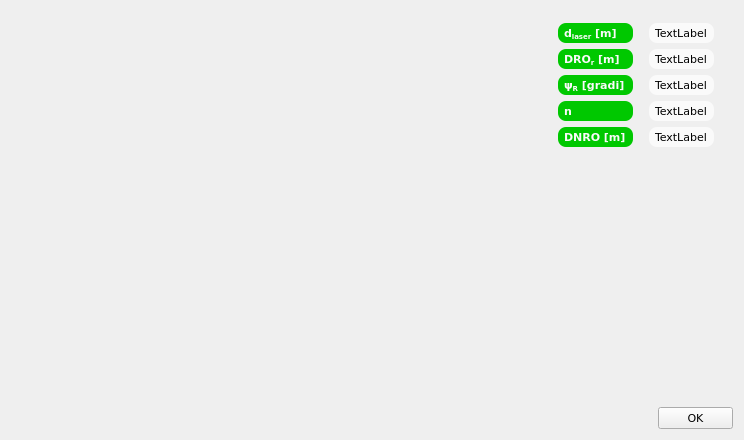
Before: the Qt Designer form fresnelchartdialog.ui in crocodile119/Laser-Studio, drawn with Qt 5.
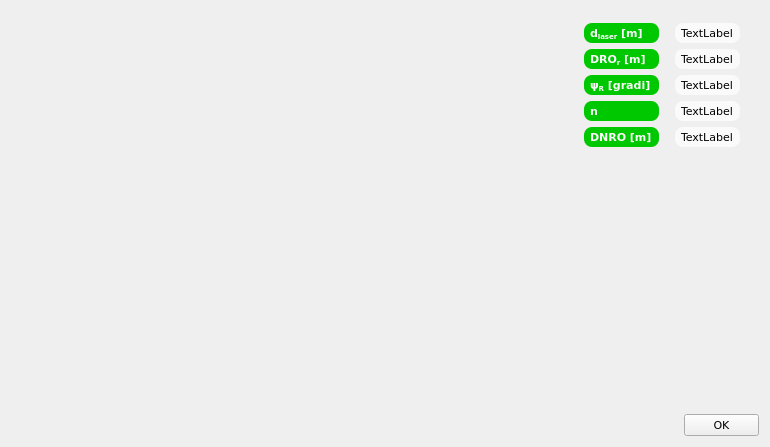
After: the same form once the commit is applied.

What changed in the file:
```diff
--- a/fresnelchartdialog.ui
+++ b/fresnelchartdialog.ui
@@ -6,8 +6,8 @@
    <rect>
     <x>0</x>
     <y>0</y>
-    <width>744</width>
-    <height>437</height>
+    <width>770</width>
+    <height>447</height>
    </rect>
   </property>
   <property name="sizePolicy">
```
